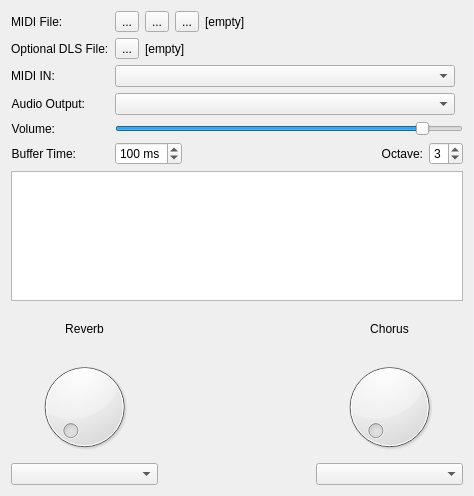
pedrolcl/multiplatform-sonivoxeas, file guisynth/mainwindow.ui: the form before one commit.
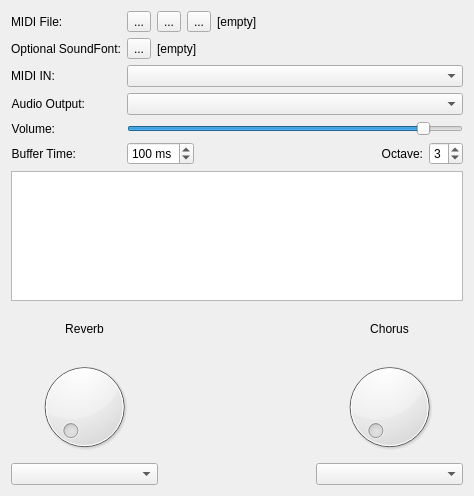
The form after the commit. Icons and pictures are not drawn. Custom widgets are drawn as their Qt base class.

Commit message: Sound font files and song files adapted

What changed in the file:
```diff
--- a/guisynth/mainwindow.ui
+++ b/guisynth/mainwindow.ui
@@ -187,7 +187,10 @@
       <item row="1" column="0">
        <widget class="QLabel" name="lblDLS">
         <property name="text">
-         <string>Optional DLS File:</string>
+         <string>Optional SoundFont:</string>
+        </property>
+        <property name="textFormat">
+         <enum>Qt::TextFormat::PlainText</enum>
         </property>
        </widget>
       </item>
```
Left out of the diff: 24 changed lines with no effect on the pictures. The commit also changes 8 other files.
